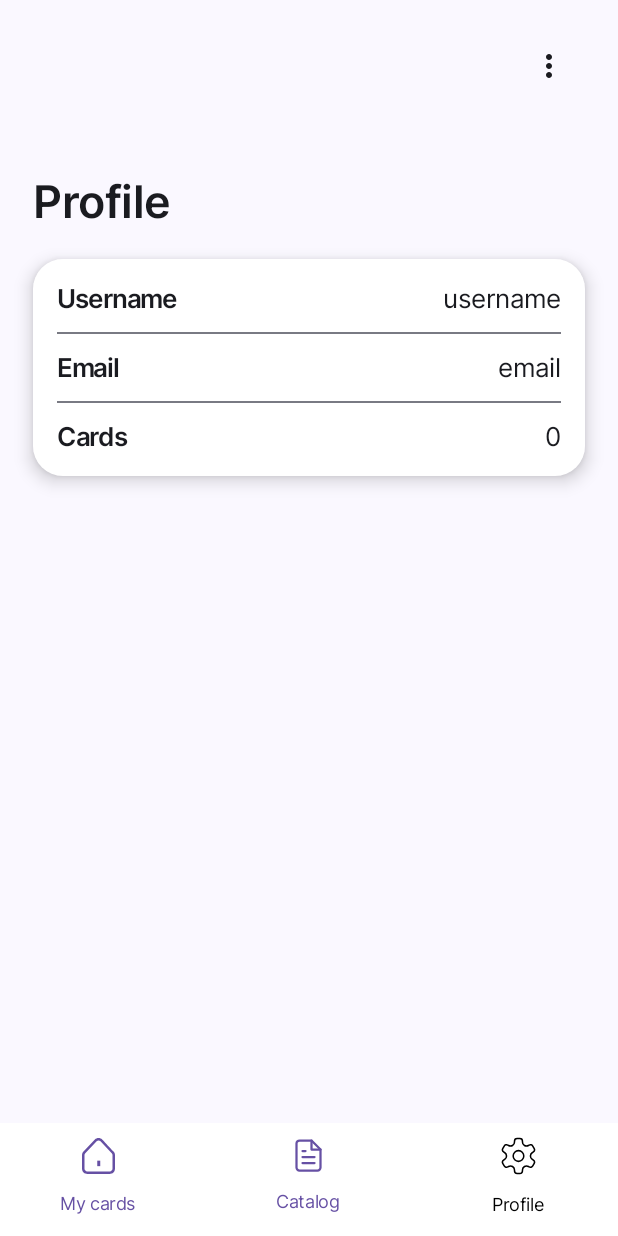
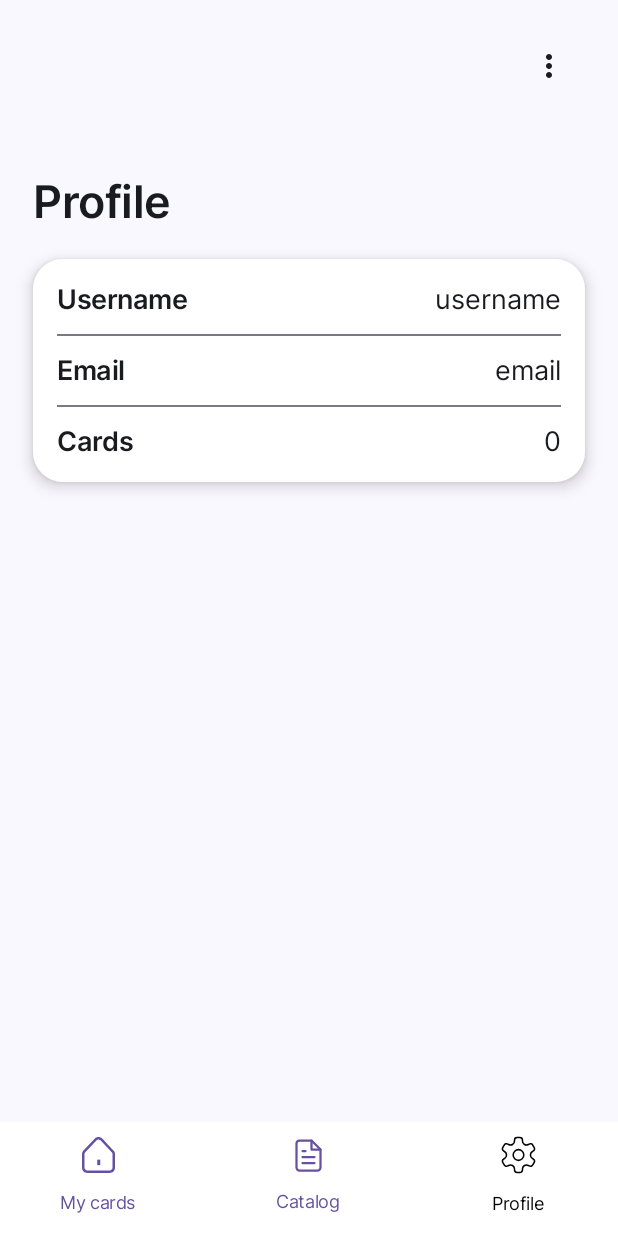
Before and after one commit to viaviva/Wallet_Application, an Android app built with Jetpack Compose: the BottomBarMainScreen screen opened through its navigation route, item 3 of the bottom bar chosen, on a phone screen of 412 x 824 dp. Run offline under Robolectric (Android 15) with nearby library versions, the phone set to English and light mode, and no system bars; our stand-ins replace Dagger/Hilt's generated code, Firebase (no records; nobody signed in at launch, a user with empty details on screens opened directly), RxJava, accompanist, livedata-compose; libraries missing offline, so code that uses them is left out: androidx.camera.core; pictures from the network do not load; 4 statements that could not run were skipped.

Commit message:
Add Dimen.kt

```diff
--- a/app/src/main/java/com/angelina/wallet_application/screen/BottomBarMainScreen.kt
+++ b/app/src/main/java/com/angelina/wallet_application/screen/BottomBarMainScreen.kt
@@ -9,14 +9,13 @@ import androidx.compose.ui.Modifier
 import androidx.compose.ui.graphics.Color
 import androidx.compose.ui.res.painterResource
 import androidx.compose.ui.res.stringResource
-import androidx.compose.ui.unit.dp
-import androidx.compose.ui.unit.sp
 import androidx.navigation.NavDestination.Companion.hierarchy
 import androidx.navigation.NavHostController
 import androidx.navigation.compose.currentBackStackEntryAsState
 import androidx.navigation.compose.rememberNavController
 import com.angelina.wallet_application.navigation.BottomNavGraph
 import com.angelina.wallet_application.ui.component.BottomBarScreen
+import com.angelina.wallet_application.ui.theme.Dimens
 import com.angelina.wallet_application.ui.theme.Purple40
 import com.angelina.wallet_application.ui.theme.textFontFamily
 
@@ -53,10 +52,10 @@ fun BottomBar(
 ) {
 
     NavigationBar(
-        tonalElevation = 0.dp,
+        tonalElevation = Dimens.sdp_0,
         containerColor = Color.White,
         modifier = Modifier
-            .height(75.dp)
+            .height(Dimens.sdp_76)
     ) {
         val navStackBackEntry by bottomNavController.currentBackStackEntryAsState()
         val currentDestination = navStackBackEntry?.destination
@@ -81,7 +80,7 @@ fun BottomBar(
                 label = {
                     Text(
                         text = stringResource(id = screen.title),
-                        fontSize = 12.sp,
+                        fontSize = Dimens.sp_12,
                         fontFamily = textFontFamily
                     )
                 },
--- a/app/src/main/java/com/angelina/wallet_application/screen/EntryScreen.kt
+++ b/app/src/main/java/com/angelina/wallet_application/screen/EntryScreen.kt
@@ -15,10 +15,10 @@ import androidx.compose.ui.graphics.Color
 import androidx.compose.ui.res.painterResource
 import androidx.compose.ui.res.stringResource
 import androidx.compose.ui.text.style.TextAlign
-import androidx.compose.ui.unit.dp
 import com.angelina.wallet_application.R
 import com.angelina.wallet_application.ui.component.CommonButton
 import com.angelina.wallet_application.ui.theme.BorderButtonColor
+import com.angelina.wallet_application.ui.theme.Dimens
 import com.angelina.wallet_application.ui.theme.Typography
 
 @Composable
@@ -32,7 +32,7 @@ fun EntryScreen(
         verticalArrangement = Arrangement.Center,
         horizontalAlignment = Alignment.CenterHorizontally,
         modifier = Modifier
-            .padding(horizontal = 26.dp)
+            .padding(horizontal = Dimens.sdp_26)
             .fillMaxSize()
     ) {
 
@@ -46,7 +46,7 @@ fun EntryScreen(
             text = stringResource(id = R.string.application_name),
             style = Typography.titleMedium,
             textAlign = TextAlign.Center,
-            modifier = Modifier.padding(top = 18.dp, bottom = 22.dp)
+            modifier = Modifier.padding(top = Dimens.dp_18, bottom = Dimens.sdp_22)
         )
 
         Text(
@@ -54,8 +54,8 @@ fun EntryScreen(
             style = Typography.titleSmall,
             textAlign = TextAlign.Center,
             modifier = Modifier
-                .padding(bottom = 54.dp)
-                .width(260.dp)
+                .padding(bottom = Dimens.sdp_54)
+                .width(Dimens.sdp_260)
         )
 
         CommonButton(
@@ -69,7 +69,7 @@ fun EntryScreen(
             onClick = {
                 onRegButtonClick()
             },
-            topPadding = 16.dp,
+            topPadding = Dimens.dp_16,
             containerColor = Color.White,
             contentColor = Color.Black,
             borderColor = BorderButtonColor,
--- a/app/src/main/java/com/angelina/wallet_application/screen/listCards/ListCardsScreen.kt
+++ b/app/src/main/java/com/angelina/wallet_application/screen/listCards/ListCardsScreen.kt
@@ -26,11 +26,11 @@ import androidx.compose.ui.draw.clip
 import androidx.compose.ui.graphics.Color
 import androidx.compose.ui.layout.ContentScale
 import androidx.compose.ui.res.stringResource
-import androidx.compose.ui.unit.dp
 import androidx.hilt.navigation.compose.hiltViewModel
 import coil.compose.AsyncImage
 import com.angelina.wallet_application.R
 import com.angelina.wallet_application.entity.firebase.ShopFirebase
+import com.angelina.wallet_application.ui.theme.Dimens
 import com.angelina.wallet_application.ui.theme.Typography
 import com.google.accompanist.swiperefresh.SwipeRefresh
 import com.google.accompanist.swiperefresh.rememberSwipeRefreshState
@@ -66,19 +66,19 @@ fun ListCardsScreen(
         Column(
             modifier = Modifier
                 .fillMaxSize()
-                .padding(horizontal = 22.dp)
+                .padding(horizontal = Dimens.sdp_22)
         ) {
 
             Text(
                 text = stringResource(id = R.string.my_cards),
                 style = Typography.titleMedium,
-                modifier = Modifier.padding(top = 30.dp, bottom = 20.dp)
+                modifier = Modifier.padding(top = Dimens.dp_30, bottom = Dimens.dp_20)
             )
 
             LazyVerticalStaggeredGrid(
                 columns = StaggeredGridCells.Fixed(2),
-                verticalItemSpacing = 10.dp,
-                horizontalArrangement = Arrangement.spacedBy(10.dp)
+                verticalItemSpacing = Dimens.sdp_10,
+                horizontalArrangement = Arrangement.spacedBy(Dimens.sdp_10)
             ) {
                 items(listOfCards.value ?: arrayListOf()) {
                     CardItem(
@@ -110,9 +110,9 @@ fun CardItem(
                 contentScale = ContentScale.FillWidth,
                 contentDescription = "",
                 modifier = Modifier
-                    .clip(RoundedCornerShape(16.dp))
-                    .width(178.dp)
-                    .height(124.dp)
+                    .clip(RoundedCornerShape(Dimens.dp_16))
+                    .width(Dimens.sdp_178)
+                    .height(Dimens.sdp_124)
                     .background(Color(shop.color))
             )
         }
--- a/app/src/main/java/com/angelina/wallet_application/screen/profile/ProfileScreen.kt
+++ b/app/src/main/java/com/angelina/wallet_application/screen/profile/ProfileScreen.kt
@@ -27,10 +27,9 @@ import androidx.compose.ui.Alignment
 import androidx.compose.ui.Modifier
 import androidx.compose.ui.graphics.Color
 import androidx.compose.ui.res.stringResource
-import androidx.compose.ui.unit.dp
-import androidx.compose.ui.unit.sp
 import androidx.hilt.navigation.compose.hiltViewModel
 import com.angelina.wallet_application.R
+import com.angelina.wallet_application.ui.theme.Dimens
 import com.angelina.wallet_application.ui.theme.Typography
 
 @Composable
@@ -47,12 +46,12 @@ fun ProfileScreen(
     Column(
         modifier = Modifier
             .fillMaxSize()
-            .padding(horizontal = 22.dp)
+            .padding(horizontal = Dimens.sdp_22)
     ) {
 
         Box(
             modifier = Modifier
-                .padding(vertical = 20.dp)
+                .padding(vertical = Dimens.dp_20)
                 .align(Alignment.End)
         ) {
 
@@ -65,22 +64,22 @@ fun ProfileScreen(
             ) {
                 Text(
                     stringResource(id = R.string.delete),
-                    fontSize = 18.sp,
+                    fontSize = Dimens.sp_18,
                     modifier = Modifier
-                        .padding(horizontal = 10.dp)
+                        .padding(horizontal = Dimens.sdp_10)
                         .clickable(onClick = {
                             onLogOutClick()
                             viewModel.deleteUser()
                         })
                 )
 
-                Divider(modifier = Modifier.padding(vertical = 12.dp))
+                Divider(modifier = Modifier.padding(vertical = Dimens.dp_12))
 
                 Text(
                     stringResource(id = R.string.log_out),
-                    fontSize = 18.sp,
+                    fontSize = Dimens.sp_18,
                     modifier = Modifier
-                        .padding(horizontal = 10.dp)
+                        .padding(horizontal = Dimens.sdp_10)
                         .clickable(onClick = {
                             onLogOutClick()
                             viewModel.logOut()
@@ -92,7 +91,7 @@ fun ProfileScreen(
         Text(
             text = stringResource(id = R.string.profile),
             style = Typography.titleMedium,
-            modifier = Modifier.padding(top = 28.dp, bottom = 20.dp)
+            modifier = Modifier.padding(top = Dimens.sdp_28, bottom = Dimens.dp_20)
         )
 
         UserData(
@@ -114,15 +113,15 @@ fun UserData(
     Surface(
         modifier = Modifier
             .fillMaxWidth(),
-        shape = RoundedCornerShape(20.dp),
-        shadowElevation = 7.dp,
+        shape = RoundedCornerShape(Dimens.dp_20),
+        shadowElevation = Dimens.sdp_6,
         color = Color.White
     ) {
 
         Column(
             modifier = Modifier
-                .padding(horizontal = 16.dp)
-                .padding(vertical = 16.dp)
+                .padding(horizontal = Dimens.dp_16)
+                .padding(vertical = Dimens.dp_16)
         ) {
 
             Row(
@@ -132,14 +131,14 @@ fun UserData(
                 Text(
                     text = stringResource(id = R.string.username),
                     style = Typography.titleMedium,
-                    fontSize = 17.sp,
-                    modifier = Modifier.padding(bottom = 12.dp)
+                    fontSize = Dimens.sp_18,
+                    modifier = Modifier.padding(bottom = Dimens.dp_12)
                 )
 
                 Text(
                     text = username,
                     style = Typography.titleSmall,
-                    modifier = Modifier.padding(bottom = 12.dp)
+                    modifier = Modifier.padding(bottom = Dimens.dp_12)
                 )
             }
 
@@ -152,14 +151,14 @@ fun UserData(
                 Text(
                     text = stringResource(id = R.string.email_profile),
                     style = Typography.titleMedium,
-                    fontSize = 17.sp,
-                    modifier = Modifier.padding(vertical = 12.dp)
+                    fontSize = Dimens.sp_18,
+                    modifier = Modifier.padding(vertical = Dimens.dp_12)
                 )
 
                 Text(
                     text = email,
                     style = Typography.titleSmall,
-                    modifier = Modifier.padding(vertical = 12.dp)
+                    modifier = Modifier.padding(vertical = Dimens.dp_12)
                 )
             }
 
@@ -172,14 +171,14 @@ fun UserData(
                 Text(
                     text = stringResource(id = R.string.cards),
                     style = Typography.titleMedium,
-                    fontSize = 17.sp,
-                    modifier = Modifier.padding(top = 12.dp)
+                    fontSize = Dimens.sp_18,
+                    modifier = Modifier.padding(top = Dimens.dp_12)
                 )
 
                 Text(
                     text = countOfCards,
                     style = Typography.titleSmall,
-                    modifier = Modifier.padding(top = 12.dp)
+                    modifier = Modifier.padding(top = Dimens.dp_12)
                 )
             }
 
--- a/app/src/main/java/com/angelina/wallet_application/screen/splash/SplashScreen.kt
+++ b/app/src/main/java/com/angelina/wallet_application/screen/splash/SplashScreen.kt
@@ -13,8 +13,8 @@ import androidx.compose.ui.Modifier
 import androidx.compose.ui.graphics.Color
 import androidx.compose.ui.res.painterResource
 import androidx.compose.ui.tooling.preview.Preview
-import androidx.compose.ui.unit.dp
 import com.angelina.wallet_application.R
+import com.angelina.wallet_application.ui.theme.Dimens
 import kotlinx.coroutines.delay
 
 @Composable
@@ -38,7 +38,7 @@ fun Splash() {
     ) {
         Image(
             modifier = Modifier
-                .size(120.dp),
+                .size(Dimens.dp_120),
             painter = painterResource(R.drawable.ic_logo),
             contentDescription = ""
         )
--- a/app/src/main/java/com/angelina/wallet_application/ui/component/ScreenComponents.kt
+++ b/app/src/main/java/com/angelina/wallet_application/ui/component/ScreenComponents.kt
@@ -28,9 +28,8 @@ import androidx.compose.ui.text.font.FontWeight
 import androidx.compose.ui.text.input.*
 import androidx.compose.ui.text.style.TextDecoration
 import androidx.compose.ui.unit.Dp
-import androidx.compose.ui.unit.dp
-import androidx.compose.ui.unit.sp
 import com.angelina.wallet_application.R
+import com.angelina.wallet_application.ui.theme.Dimens
 import com.angelina.wallet_application.ui.theme.Purple40
 import com.angelina.wallet_application.ui.theme.Typography
 import com.angelina.wallet_application.ui.theme.textFontFamily
@@ -46,14 +45,14 @@ fun BottomText(
         horizontalArrangement = Arrangement.Center,
         verticalAlignment = Alignment.Bottom,
         modifier = Modifier
-            .padding(bottom = 46.dp)
+            .padding(bottom = Dimens.sdp_46)
             .fillMaxSize()
     ) {
 
         Text(
             text = stringResource(id = text),
             style = Typography.labelSmall,
-            modifier = Modifier.padding(end = 3.dp)
+            modifier = Modifier.padding(end = Dimens.sdp_2)
         )
 
         Text(
@@ -75,7 +74,7 @@ fun TextField(
     text: String,
     labelText: Int,
     textFieldText: Int,
-    textFieldBottomPadding: Dp = 0.dp,
+    textFieldBottomPadding: Dp = Dimens.sdp_0,
     isPasswordField: Boolean = false,
     isScanner: Boolean = false,
     isError: Boolean = false,
@@ -89,7 +88,7 @@ fun TextField(
     Text(
         text = stringResource(id = labelText),
         style = Typography.labelSmall,
-        modifier = Modifier.padding(bottom = 6.dp)
+        modifier = Modifier.padding(bottom = Dimens.sdp_6)
     )
 
     OutlinedTextField(
@@ -130,10 +129,10 @@ fun TextField(
         modifier = Modifier
             .padding(bottom = textFieldBottomPadding)
             .fillMaxWidth()
-            .height(54.dp)
+            .height(Dimens.sdp_54)
             .border(
-                shape = RoundedCornerShape(10.dp),
-                width = 1.dp,
+                shape = RoundedCornerShape(Dimens.sdp_10),
+                width = Dimens.sdp_1,
                 color = if (hasFocus) Color.Black else Color.LightGray
             )
             .onFocusChanged { focusState -> hasFocus = focusState.hasFocus },
@@ -151,8 +150,8 @@ fun TextField(
 @Composable
 fun CommonButton(
     onClick: () -> Unit = {},
-    topPadding: Dp = 0.dp,
-    bottomPadding: Dp = 0.dp,
+    topPadding: Dp = Dimens.sdp_0,
+    bottomPadding: Dp = Dimens.sdp_0,
     containerColor: Color = Purple40,
     contentColor: Color = Color.White,
     borderColor: Color = Purple40,
@@ -161,12 +160,12 @@ fun CommonButton(
 
     Button(
         onClick = onClick,
-        shape = RoundedCornerShape(10.dp),
+        shape = RoundedCornerShape(Dimens.sdp_10),
         modifier = Modifier
             .padding(top = topPadding, bottom = bottomPadding)
             .fillMaxWidth()
-            .height(54.dp),
-        border = BorderStroke(1.dp, borderColor),
+            .height(Dimens.sdp_54),
+        border = BorderStroke(Dimens.sdp_1, borderColor),
         colors = ButtonDefaults.buttonColors(
             containerColor = containerColor,
             contentColor = contentColor
@@ -175,7 +174,7 @@ fun CommonButton(
         Text(
             text = stringResource(id = text),
             fontFamily = textFontFamily,
-            fontSize = 16.sp
+            fontSize = Dimens.sp_16
         )
     }
 
@@ -188,18 +187,18 @@ fun BackArrow(
     arrow: Int = R.drawable.ic_arrow_white
 ) {
     Surface(
-        shape = RoundedCornerShape(10.dp),
-        border = BorderStroke(width = 1.dp, color = color),
+        shape = RoundedCornerShape(Dimens.sdp_10),
+        border = BorderStroke(width = Dimens.sdp_1, color = color),
         color = color,
         modifier = Modifier
-            .size(40.dp, 40.dp)
+            .size(Dimens.sdp_40, Dimens.sdp_40)
             .clickable(onClick = onClick)
     ) {
         Icon(
             painter = painterResource(id = arrow),
             contentDescription = "",
             tint = Color.Unspecified,
-            modifier = Modifier.padding(9.dp, 9.dp, 9.dp, 9.dp)
+            modifier = Modifier.padding(Dimens.sdp_10)
         )
     }
 }
@@ -231,7 +230,7 @@ fun DeleteAlertDialog(
                 text = stringResource(R.string.no),
                 style = Typography.titleSmall,
                 modifier = Modifier
-                    .padding(end = 10.dp)
+                    .padding(end = Dimens.sdp_10)
                     .clickable {
                         onDismissButtonClick()
                     }
--- /dev/null
+++ b/app/src/main/java/com/angelina/wallet_application/ui/theme/Dimen.kt
@@ -0,0 +1,47 @@
+package com.angelina.wallet_application.ui.theme
+
+import androidx.compose.ui.unit.dp
+import androidx.compose.ui.unit.sp
+
+object Dimens {
+    val sp_024 = (-0.24).sp
+    val sp_03 = (-0.3).sp
+    val sdp_0 = 0.dp
+    val sdp_1 = 1.dp
+    val sdp_2 = 2.dp
+    val sdp_6 = 6.dp
+    val sdp_8 = 8.dp
+    val sdp_10 = 10.dp
+    val dp_12 = 12.dp
+    val sp_12 = 12.sp
+    val dp_14 = 14.dp
+    val sp_14 = 14.sp
+    val dp_16 = 16.dp
+    val sp_16 = 16.sp
+    val sp_18 = 18.sp
+    val dp_18 = 18.dp
+    val sp_20 = 20.sp
+    val dp_20 = 20.dp
+    val sdp_22 = 22.dp
+    val sp_24 = 24.sp
+    val dp_24 = 24.dp
+    val sdp_26 = 26.dp
+    val sdp_28 = 28.dp
+    val dp_30 = 30.dp
+    val sp_30 = 30.sp
+    val sdp_32 = 32.dp
+    val sdp_38 = 38.dp
+    val sdp_40 = 40.dp
+    val sdp_46 = 46.dp
+    val sdp_50 = 50.dp
+    val sdp_54 = 54.dp
+    val sdp_76 = 76.dp
+    val sdp_110 = 110.dp
+    val dp_120 = 120.dp
+    val sdp_124 = 124.dp
+    val sdp_150 = 150.dp
+    val sdp_178 = 178.dp
+    val sdp_196 = 196.dp
+    val sdp_204 = 204.dp
+    val sdp_260 = 260.dp
+}
```
Also changed, not shown: app/src/main/java/com/angelina/wallet_application/screen/addCard/AddCardScreen.kt (+13 -12 lines), app/src/main/java/com/angelina/wallet_application/screen/authorization/AuthorizationScreen.kt (+5 -5 lines), app/src/main/java/com/angelina/wallet_application/screen/card/CardScreen.kt (+16 -16 lines), app/src/main/java/com/angelina/wallet_application/screen/onboarding/OnboardingScreen.kt (+12 -11 lines), app/src/main/java/com/angelina/wallet_application/screen/registration/RegistrationScreen.kt (+8 -15 lines), app/src/main/java/com/angelina/wallet_application/screen/registration/RegistrationViewModel.kt (+4 -9 lines), app/src/main/java/com/angelina/wallet_application/ui/theme/Type.kt (+6 -8 lines).
